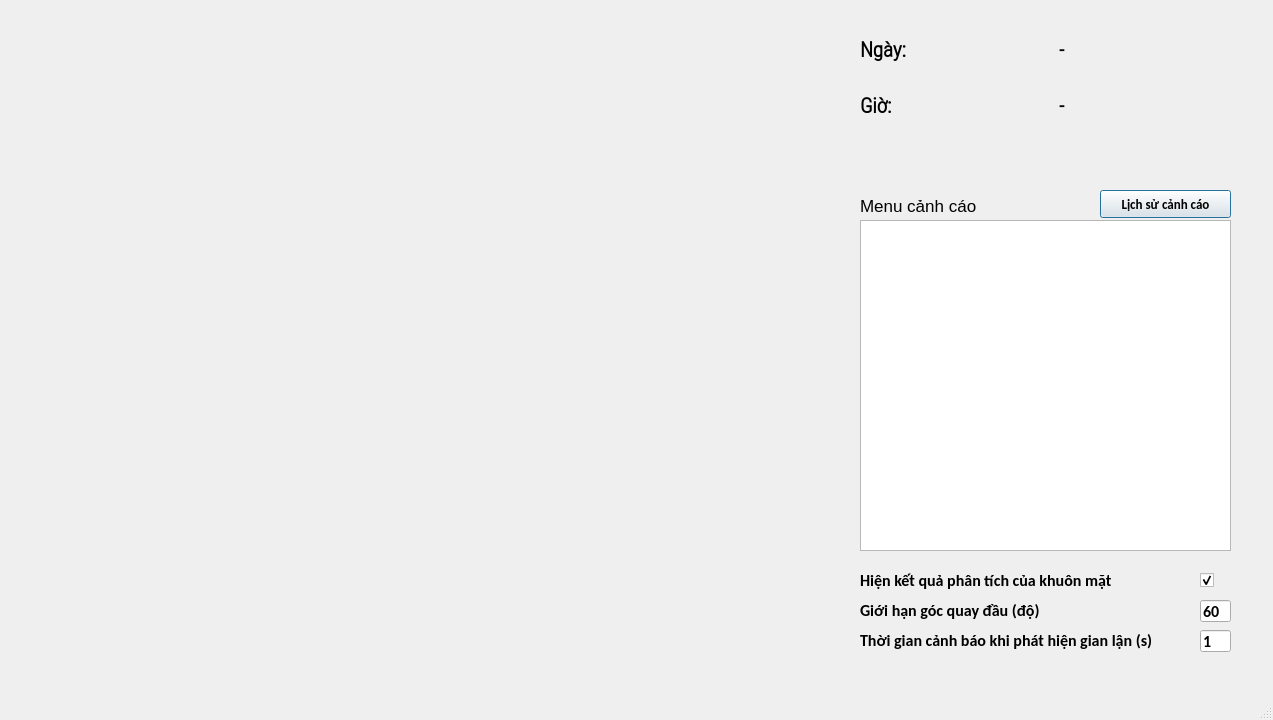
Old version of the form window.ui in the repository THND19-22/AI-Cheating-Denfender.
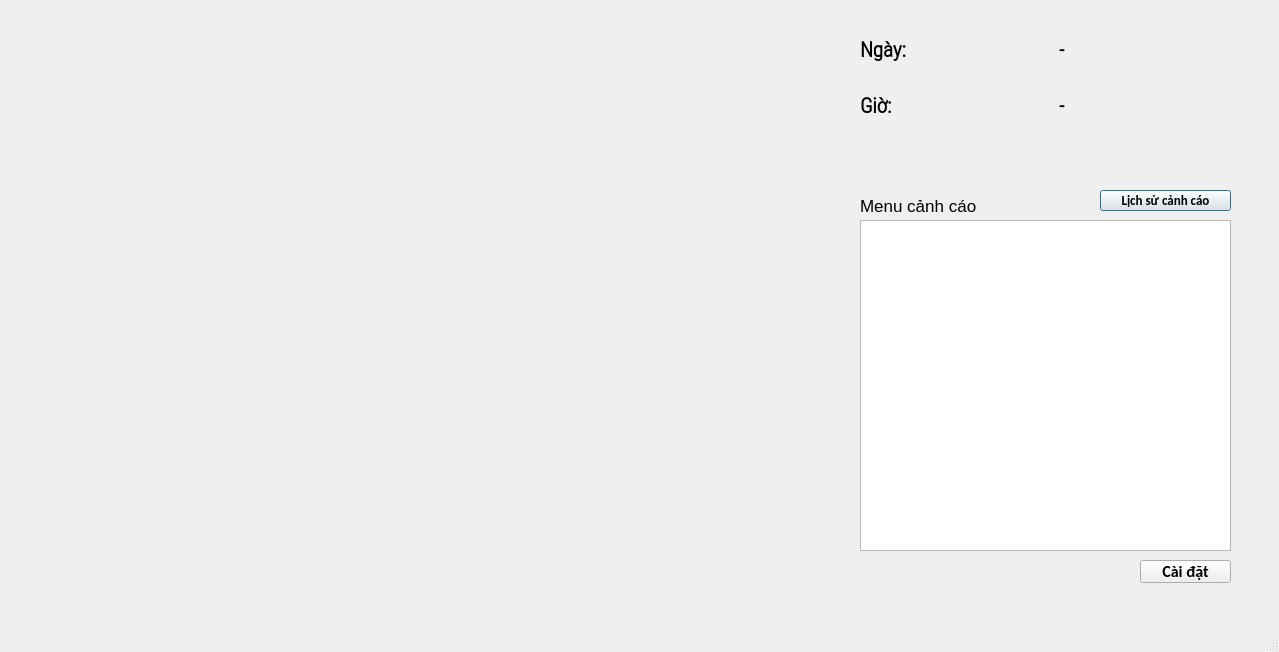
New version of the form. Icons and pictures are not drawn.

Commit message: Move settings to another ui

Patch:
```diff
--- a/window.ui
+++ b/window.ui
@@ -6,8 +6,8 @@
    <rect>
     <x>0</x>
     <y>0</y>
-    <width>1273</width>
-    <height>720</height>
+    <width>1279</width>
+    <height>652</height>
    </rect>
   </property>
   <property name="minimumSize">
@@ -239,65 +239,13 @@
     <string>Menu cảnh cáo</string>
    </property>
   </widget>
-  <widget class="QCheckBox" name="Print_Results">
-   <property name="geometry">
-    <rect>
-     <x>1200</x>
-     <y>570</y>
-     <width>21</width>
-     <height>21</height>
-    </rect>
-   </property>
-   <property name="text">
-    <string/>
-   </property>
-   <property name="checked">
-    <bool>true</bool>
-   </property>
-  </widget>
-  <widget class="QLabel" name="label_4">
-   <property name="geometry">
-    <rect>
-     <x>860</x>
-     <y>570</y>
-     <width>331</width>
-     <height>20</height>
-    </rect>
-   </property>
-   <property name="font">
-    <font>
-     <pointsize>12</pointsize>
-    </font>
-   </property>
-   <property name="text">
-    <string>Hiện kết quả phân tích của khuôn mặt</string>
-   </property>
-  </widget>
-  <widget class="QLabel" name="label_5">
-   <property name="geometry">
-    <rect>
-     <x>860</x>
-     <y>600</y>
-     <width>231</width>
-     <height>21</height>
-    </rect>
-   </property>
-   <property name="font">
-    <font>
-     <pointsize>12</pointsize>
-    </font>
-   </property>
-   <property name="text">
-    <string>Giới hạn góc quay đầu (độ)</string>
-   </property>
-  </widget>
   <widget class="QPushButton" name="pushButton">
    <property name="geometry">
     <rect>
      <x>1100</x>
      <y>190</y>
      <width>131</width>
-     <height>28</height>
+     <height>21</height>
     </rect>
    </property>
    <property name="font">
@@ -309,13 +257,13 @@
     <string>Lịch sử cảnh cáo</string>
    </property>
   </widget>
-  <widget class="QLineEdit" name="Head_Angle_Limit">
+  <widget class="QPushButton" name="Settings_Button">
    <property name="geometry">
     <rect>
-     <x>1200</x>
-     <y>600</y>
-     <width>31</width>
-     <height>22</height>
+     <x>1140</x>
+     <y>560</y>
+     <width>91</width>
+     <height>23</height>
     </rect>
    </property>
    <property name="font">
@@ -324,51 +272,7 @@
     </font>
    </property>
    <property name="text">
-    <string>60</string>
-   </property>
-  </widget>
-  <widget class="QLabel" name="label_6">
-   <property name="geometry">
-    <rect>
-     <x>860</x>
-     <y>630</y>
-     <width>311</width>
-     <height>21</height>
-    </rect>
-   </property>
-   <property name="font">
-    <font>
-     <family>Calibri</family>
-     <pointsize>12</pointsize>
-     <weight>75</weight>
-     <italic>false</italic>
-     <bold>true</bold>
-    </font>
-   </property>
-   <property name="text">
-    <string>Thời gian cảnh báo khi phát hiện gian lận (s)</string>
-   </property>
-  </widget>
-  <widget class="QLineEdit" name="Head_Angle_Min_Time">
-   <property name="geometry">
-    <rect>
-     <x>1200</x>
-     <y>630</y>
-     <width>31</width>
-     <height>22</height>
-    </rect>
-   </property>
-   <property name="font">
-    <font>
-     <family>Calibri</family>
-     <pointsize>12</pointsize>
-     <weight>75</weight>
-     <italic>false</italic>
-     <bold>true</bold>
-    </font>
-   </property>
-   <property name="text">
-    <string>1</string>
+    <string>Cài đặt</string>
    </property>
   </widget>
  </widget>
```
The commit also changes 2 other files.
